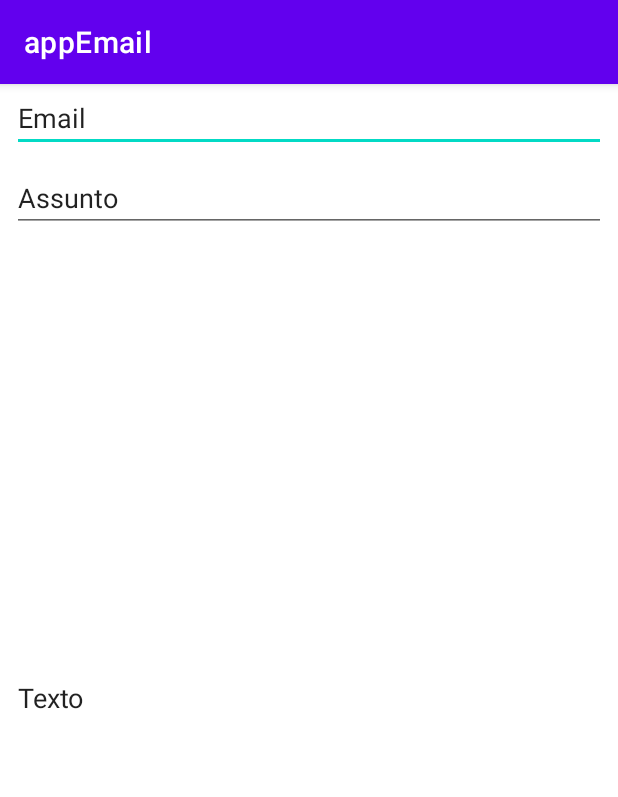
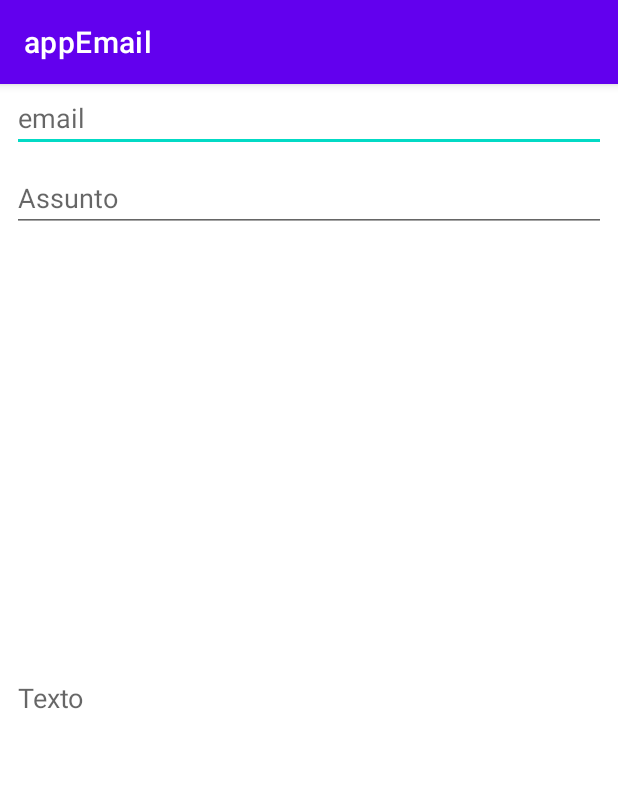
Before and after one commit to Nycolly2503/appEmail, an Android app: the screen it shows after launch (MainActivity), on a phone screen of 412 x 824 dp. Shown: the top 797 px of the screen. Run offline under Robolectric (Android 15) with nearby library versions, the phone set to English and light mode, and no system bars.

Commit message:
atividade para correção Atividade rodando

```diff
--- a/app/src/main/res/layout-land/activity_main.xml
+++ b/app/src/main/res/layout-land/activity_main.xml
@@ -16,7 +16,6 @@
         android:ems="10"
         android:hint="@string/et_Email_hint"
         android:inputType="textPersonName"
-        android:text="Email"
         app:layout_constraintEnd_toEndOf="parent"
         app:layout_constraintHorizontal_bias="1.0"
         app:layout_constraintStart_toStartOf="parent"
@@ -32,7 +31,6 @@
         android:ems="10"
         android:hint="@string/et_Assunto_hint"
         android:inputType="textPersonName"
-        android:text="Assunto"
         app:layout_constraintEnd_toEndOf="parent"
         app:layout_constraintStart_toStartOf="parent"
         app:layout_constraintTop_toBottomOf="@+id/etEmail" />
@@ -60,7 +58,6 @@
         android:ems="10"
         android:hint="@string/et_Menssagem_hint"
         android:inputType="textPersonName"
-        android:text="Texto"
         app:layout_constraintBottom_toTopOf="@+id/btnEnviar"
         app:layout_constraintEnd_toEndOf="parent"
         app:layout_constraintStart_toStartOf="parent"
--- a/app/src/main/res/layout/activity_main.xml
+++ b/app/src/main/res/layout/activity_main.xml
@@ -16,7 +16,6 @@
         android:ems="10"
         android:hint="@string/et_Email_hint"
         android:inputType="textPersonName"
-        android:text="Email"
         app:layout_constraintEnd_toEndOf="parent"
         app:layout_constraintHorizontal_bias="1.0"
         app:layout_constraintStart_toStartOf="parent"
@@ -32,7 +31,6 @@
         android:ems="10"
         android:hint="@string/et_Assunto_hint"
         android:inputType="textPersonName"
-        android:text="Assunto"
         app:layout_constraintEnd_toEndOf="parent"
         app:layout_constraintStart_toStartOf="parent"
         app:layout_constraintTop_toBottomOf="@+id/etEmail" />
@@ -60,7 +58,6 @@
         android:ems="10"
         android:hint="@string/et_Menssagem_hint"
         android:inputType="textPersonName"
-        android:text="Texto"
         app:layout_constraintBottom_toTopOf="@+id/btnEnviar"
         app:layout_constraintEnd_toEndOf="parent"
         app:layout_constraintStart_toStartOf="parent"
```
